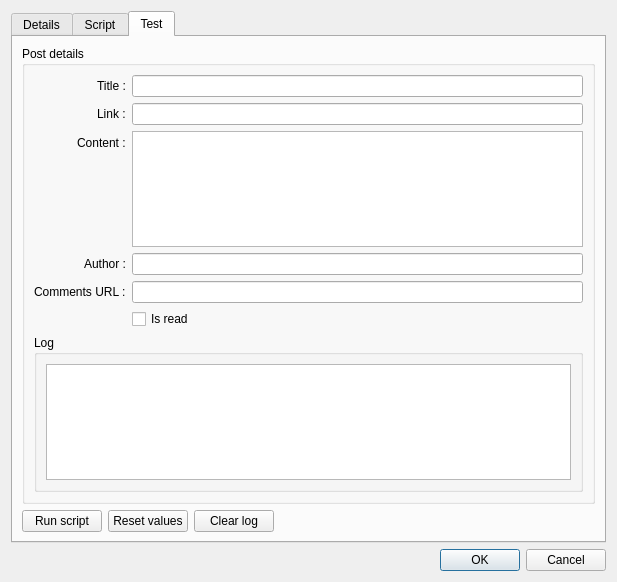
zappatic/ZapFeedReader, file client-desktop/src/dialogs/DialogEditScript.ui: the form before one commit.
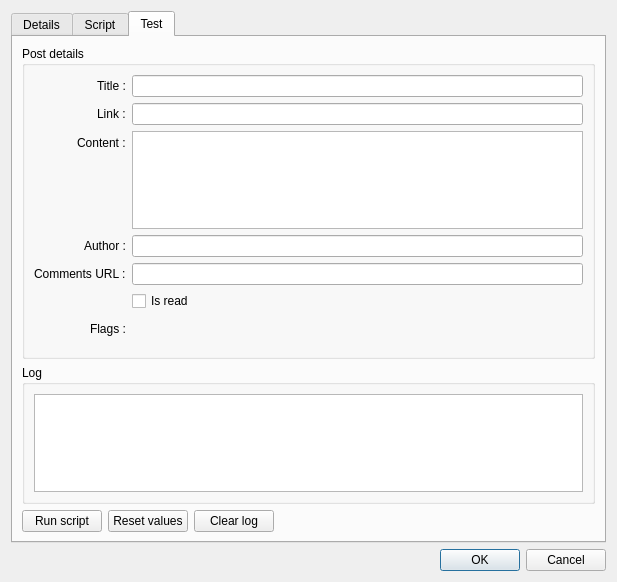
The form after the commit. Custom widgets are drawn as their Qt base class.

Commit message: add flags to test script

```diff
--- a/client-desktop/src/dialogs/DialogEditScript.ui
+++ b/client-desktop/src/dialogs/DialogEditScript.ui
@@ -253,7 +253,111 @@
               </property>
              </widget>
             </item>
-           </layout>
+            <item row="6" column="0">
+             <widget class="QLabel" name="labelFlags">
+              <property name="text">
+               <string>Flags :</string>
+              </property>
+             </widget>
+            </item>
+            <item row="6" column="1">
+             <widget class="ZapFR::Client::FrameFlagFilters" name="frameFlags">
+              <layout class="QHBoxLayout" name="horizontalLayoutFlags">
+               <property name="spacing">
+                <number>0</number>
+               </property>
+               <property name="leftMargin">
+                <number>0</number>
+               </property>
+               <property name="topMargin">
+                <number>0</number>
+               </property>
+               <property name="rightMargin">
+                <number>0</number>
+               </property>
+               <property name="bottomMargin">
+                <number>0</number>
+               </property>
+               <item>
+                <widget class="ZapFR::Client::PopupFlag" name="widgetFlagBlue" native="true">
+                 <property name="minimumSize">
+                  <size>
+                   <width>30</width>
+                   <height>30</height>
+                  </size>
+                 </property>
+                </widget>
+               </item>
+               <item>
+                <widget class="ZapFR::Client::PopupFlag" name="widgetFlagGreen" native="true">
+                 <property name="minimumSize">
+                  <size>
+                   <width>30</width>
+                   <height>30</height>
+                  </size>
+                 </property>
+                </widget>
+               </item>
+               <item>
+                <widget class="ZapFR::Client::PopupFlag" name="widgetFlagYellow" native="true">
+                 <property name="minimumSize">
+                  <size>
+                   <width>30</width>
+                   <height>30</height>
+                  </size>
+                 </property>
+                </widget>
+               </item>
+               <item>
+                <widget class="ZapFR::Client::PopupFlag" name="widgetFlagOrange" native="true">
+                 <property name="minimumSize">
+                  <size>
+                   <width>30</width>
+                   <height>30</height>
+                  </size>
+                 </property>
+                </widget>
+               </item>
+               <item>
+                <widget class="ZapFR::Client::PopupFlag" name="widgetFlagRed" native="true">
+                 <property name="minimumSize">
+                  <size>
+                   <width>30</width>
+                   <height>30</height>
+                  </size>
+                 </property>
+                </widget>
+               </item>
+               <item>
+                <widget class="ZapFR::Client::PopupFlag" name="widgetFlagPurple" native="true">
+                 <property name="minimumSize">
+                  <size>
+                   <width>30</width>
+                   <height>30</height>
+                  </size>
+                 </property>
+                </widget>
+               </item>
+               <item>
+                <spacer name="horizontalSpacerFlags">
+                 <property name="orientation">
+                  <enum>Qt::Horizontal</enum>
+                 </property>
+                 <property name="sizeHint" stdset="0">
+                  <size>
+                   <width>40</width>
+                   <height>20</height>
+                  </size>
+                 </property>
+                </spacer>
+               </item>
+              </layout>
+             </widget>
+            </item>
+           </layout>
+          </item>
+         </layout>
+        </widget>
           </item>
           <item>
            <widget class="QGroupBox" name="groupBoxLog">
@@ -277,9 +381,6 @@
             </layout>
            </widget>
           </item>
-         </layout>
-        </widget>
-       </item>
        <item>
         <layout class="QHBoxLayout" name="horizontalLayout">
          <item>
@@ -340,6 +441,18 @@
    <extends>QTreeView</extends>
    <header>widgets/TreeViewEditScriptDialogSources.h</header>
   </customwidget>
+  <customwidget>
+   <class>ZapFR::Client::PopupFlag</class>
+   <extends>QWidget</extends>
+   <header>widgets/PopupFlagChooser.h</header>
+   <container>1</container>
+  </customwidget>
+  <customwidget>
+   <class>ZapFR::Client::FrameFlagFilters</class>
+   <extends>QFrame</extends>
+   <header>widgets/FrameFlagFilters.h</header>
+   <container>1</container>
+  </customwidget>
  </customwidgets>
  <tabstops>
   <tabstop>tabWidget</tabstop>
```
Lines whose indentation alone changed are shown as unchanged. The commit also changes 5 other files.
